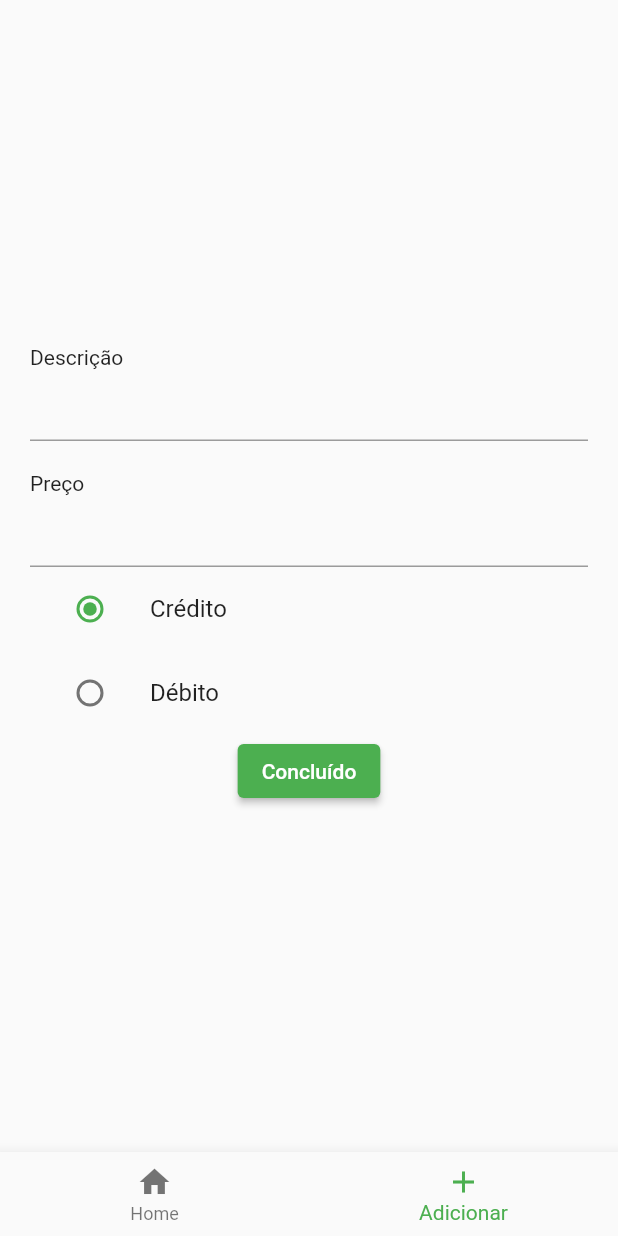
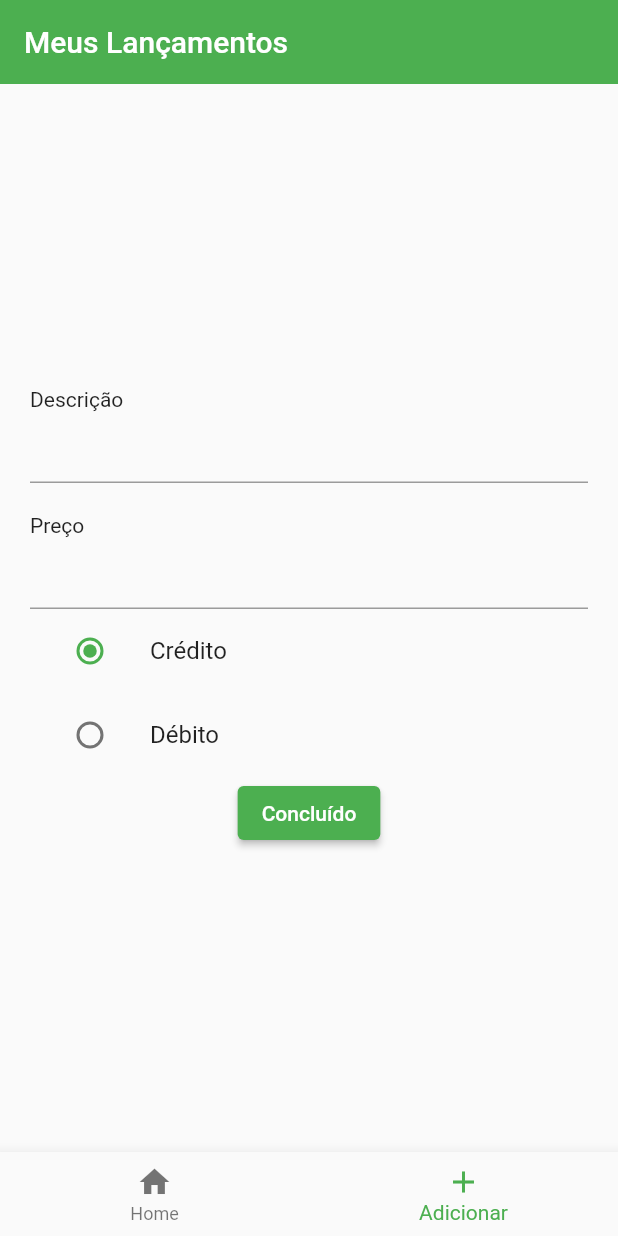
Before and after one commit to JoojVitor/dindin_manager, a Flutter app: the screen it shows after launch, item 2 of the bottom bar chosen, on a phone screen of 412 x 824 dp. Run offline on Flutter 3.47's test engine with Material 2 defaults, Android fonts, the phone set to English and light mode, and no system bars; network calls fail.

```diff
--- a/lib/main.dart
+++ b/lib/main.dart
@@ -1,26 +1,10 @@
 import 'dart:async';
-import 'dart:convert';
+import 'package:dindin_manager/lancamento_services.dart';
 import 'package:dindin_manager/screens/insiraLancamento.dart';
 import 'package:dindin_manager/widgets/lancamento_widget.dart';
 import 'package:flutter/material.dart';
-import 'package:http/http.dart' as http;
 import 'package:intl/intl.dart';
 import 'model/lancamento.dart';
-
-Future<List<Lancamento>> fetchLancamento() async {
-  try{
-    var response = await http.get(Uri.parse("http://10.0.2.2:3000/Lancamentos"), headers: {"Accept": "application/json"});
-    if (response.statusCode == 200) {
-      var getData = json.decode(response.body) as List;
-      var futureList = getData.map((e) => Lancamento.fromJson(e)).toList();
-      return futureList;
-    }else{
-      throw Exception('Failed to load album');
-    }
-  }catch(e){
-    throw Exception(e);
-  }
-}
 
 void main() => runApp(MyApp());
 
@@ -38,7 +22,7 @@ class _MyAppState extends State<MyApp> {
   @override
   void initState() {
     super.initState();
-    futureLancamento = fetchLancamento();
+    futureLancamento = LancamentoServices().fetch("");
   }
 
   int _tabIndex = 0;
@@ -52,6 +36,12 @@ class _MyAppState extends State<MyApp> {
         primarySwatch: Colors.green,
       ),
       home: Scaffold(
+        appBar: AppBar(
+          backgroundColor: Colors.transparent,
+          bottomOpacity: 0.0,
+          elevation: 0.0,
+          title: Text("Meus Lançamentos"),
+        ),
         backgroundColor: Colors.green,
         body: [homeWidget(), InsiraLancamento()][_tabIndex],
         bottomNavigationBar: BottomNavigationBar(
@@ -78,6 +68,7 @@ class _MyAppState extends State<MyApp> {
   }
 
   Widget homeWidget(){
+    var nome = TextEditingController();
     return Container(
       child: FutureBuilder<List<Lancamento>>(
         future: futureLancamento,
@@ -100,6 +91,36 @@ class _MyAppState extends State<MyApp> {
                           fontWeight: FontWeight.bold
                       ),
                     ),
+                  ),
+                ),
+                Container(
+                  padding: EdgeInsets.all(10),
+                  child: Wrap(
+                    children: [
+                      TextFormField(
+                        controller: nome,
+                        style: TextStyle(color: Colors.white),
+                        cursorColor: Colors.white,
+                        onChanged: (pesquisa){
+                          futureLancamento = LancamentoServices().fetch(pesquisa);
+                        },
+                        decoration: new InputDecoration(
+                          border: InputBorder.none,
+                            filled: true,
+                            contentPadding: EdgeInsets.only(left: 15, bottom: 11, top: 11, right: 15),
+                            hintStyle: TextStyle(color: Colors.white),
+                            hintText: "Pesquisar..."),
+                      ),
+                      Container(
+                        alignment: Alignment.centerRight,
+                        padding: EdgeInsets.only(top: 15),
+                        child: IconButton(
+                          icon: Icon(Icons.refresh),
+                          color: Colors.white,
+                          onPressed: () => LancamentoServices().fetch(""),
+                        ),
+                      )
+                    ],
                   ),
                 ),
                 Expanded(
--- a/lib/widgets/lancamento_widget.dart
+++ b/lib/widgets/lancamento_widget.dart
@@ -64,7 +64,7 @@ class LancamentoWidget extends StatelessWidget {
                    )
                 ));
               }else{
-                LancamentoServices().removeItem(lancamento.Codigo.toString());
+                LancamentoServices().remove(lancamento.Codigo.toString());
                 Navigator.push(context, MaterialPageRoute(
                     builder: (context) => MyApp()
                   )
```
Also changed, not shown: lib/lancamento_services.dart (+21 -2 lines), lib/screens/insiraLancamento.dart (+8 -3 lines).
